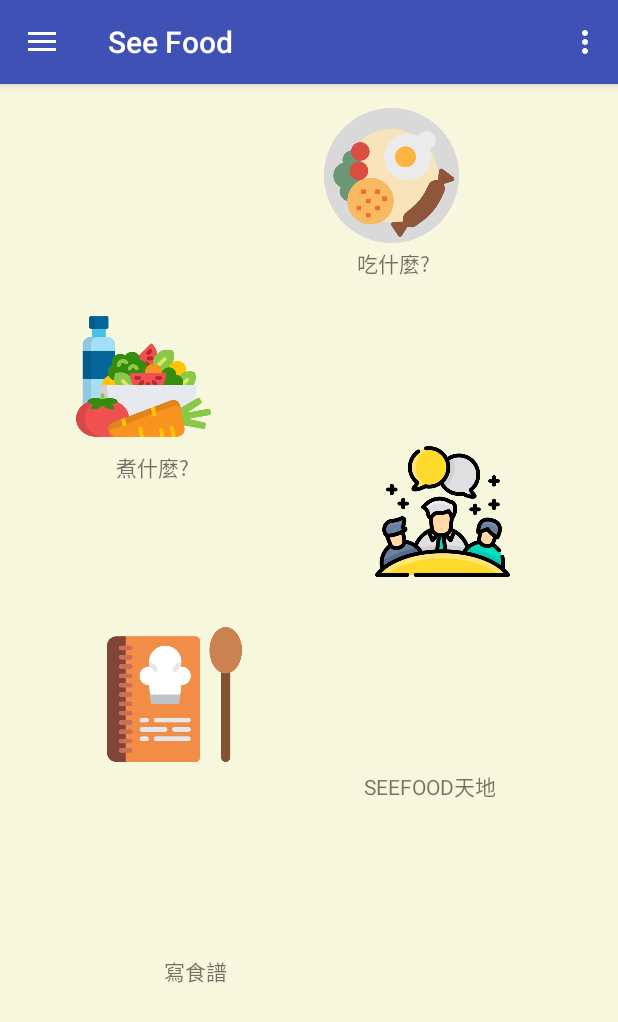
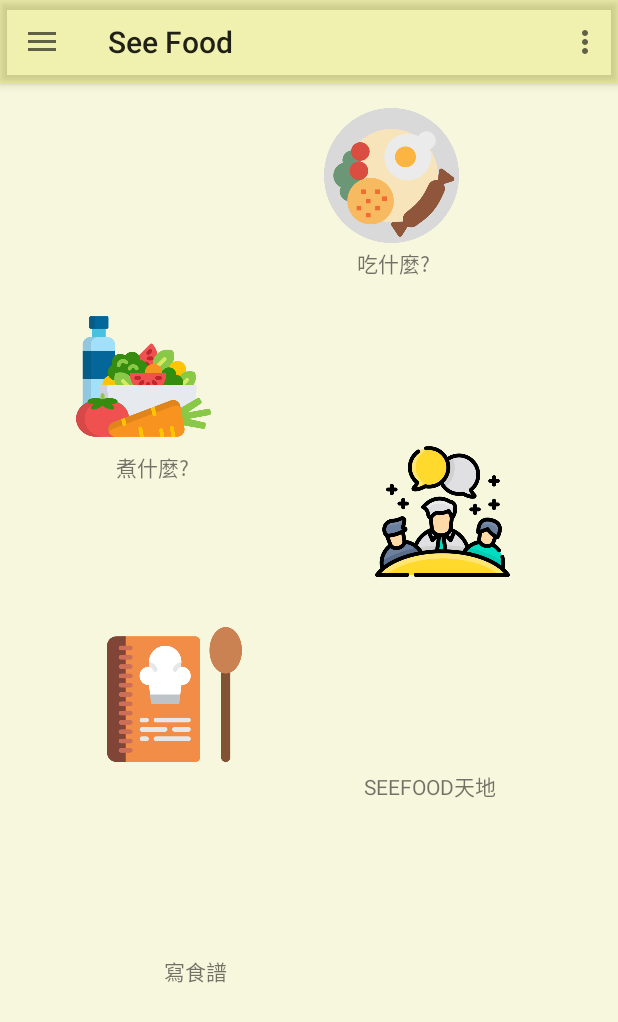
Before and after one commit to dragon-final-project/MainProject, an Android app: the screen it shows after launch (MainActivity), on a phone screen of 412 x 824 dp. Shown: the top 1022 px of the screen. Run offline under Robolectric (Android 15) with nearby library versions, the phone set to English and light mode, and no system bars.

Commit message:
Version 1.0.5

```diff
--- a/app/src/main/AndroidManifest.xml
+++ b/app/src/main/AndroidManifest.xml
@@ -24,11 +24,11 @@
         android:label="@string/app_name"
         android:roundIcon="@mipmap/ic_launcher_round"
         android:supportsRtl="true"
-        android:theme="@style/AppTheme">
+        android:theme="@style/AppTheme.NoActionBar">
         <activity
             android:name=".MainActivity"
             android:label="@string/app_name"
-            android:theme="@style/AppTheme.NoActionBar">
+            >
             <intent-filter>
                 <action android:name="android.intent.action.MAIN" />
 
--- a/app/src/main/res/layout/activity_sign_up.xml
+++ b/app/src/main/res/layout/activity_sign_up.xml
@@ -182,11 +182,12 @@
 
     <Button
         android:id="@+id/btnNext"
-        android:layout_width="wrap_content"
-        android:layout_height="wrap_content"
+        android:layout_width="50dp"
+        android:layout_height="50dp"
         android:layout_marginBottom="16dp"
         android:layout_marginEnd="8dp"
         android:layout_marginRight="16dp"
+        android:background="@drawable/pan"
         android:text="下一步"
         app:layout_constraintBottom_toBottomOf="parent"
         app:layout_constraintEnd_toEndOf="parent" />
--- a/app/src/main/res/layout/app_bar_main.xml
+++ b/app/src/main/res/layout/app_bar_main.xml
@@ -10,13 +10,14 @@
     <android.support.design.widget.AppBarLayout
         android:layout_width="match_parent"
         android:layout_height="wrap_content"
-        android:theme="@style/AppTheme.AppBarOverlay">
+        android:background="#1ed7d70e"
+        >
 
         <android.support.v7.widget.Toolbar
             android:id="@+id/toolbar"
             android:layout_width="match_parent"
             android:layout_height="?attr/actionBarSize"
-            android:background="?attr/colorPrimary"
+            android:background="#1ed7d70e"
             app:popupTheme="@style/AppTheme.PopupOverlay" />
 
     </android.support.design.widget.AppBarLayout>
--- a/app/src/main/res/layout/camera_input_dialog.xml
+++ b/app/src/main/res/layout/camera_input_dialog.xml
@@ -3,7 +3,8 @@
     xmlns:app="http://schemas.android.com/apk/res-auto"
     xmlns:tools="http://schemas.android.com/tools"
     android:layout_width="match_parent"
-    android:layout_height="match_parent">
+    android:layout_height="match_parent"
+    android:background="#1ed7d70e">
 
     <ImageView
         android:id="@+id/ivUpload"
@@ -23,6 +24,7 @@
         android:layout_marginStart="8dp"
         android:layout_marginTop="24dp"
         android:text="確定上傳"
+        android:background="#FFEE99"
         app:layout_constraintEnd_toStartOf="@+id/btnSelect"
         app:layout_constraintHorizontal_bias="0.5"
         app:layout_constraintStart_toStartOf="parent"
@@ -34,6 +36,7 @@
         android:layout_height="wrap_content"
         android:layout_marginTop="24dp"
         android:text="重新選擇"
+        android:background="#FFEE99"
         app:layout_constraintEnd_toEndOf="parent"
         app:layout_constraintHorizontal_bias="0.5"
         app:layout_constraintStart_toEndOf="@+id/btnUpload"
--- a/app/src/main/res/layout/fragment_camera.xml
+++ b/app/src/main/res/layout/fragment_camera.xml
@@ -38,6 +38,7 @@
         android:layout_marginStart="8dp"
         android:layout_marginTop="8dp"
         android:text="確定上傳"
+        android:background="#FFEE99"
         app:layout_constraintStart_toStartOf="parent"
         app:layout_constraintTop_toBottomOf="@+id/mImageView" />
 
@@ -51,6 +52,7 @@
         android:layout_marginStart="8dp"
         android:layout_marginTop="8dp"
         android:text="重新選擇"
+        android:background="#FFEE99"
         app:layout_constraintEnd_toEndOf="parent"
         app:layout_constraintStart_toEndOf="@+id/btnUpload"
         app:layout_constraintTop_toBottomOf="@+id/mImageView" />
--- a/app/src/main/res/layout/ingredient_item.xml
+++ b/app/src/main/res/layout/ingredient_item.xml
@@ -13,7 +13,6 @@
         android:layout_marginLeft="8dp"
         android:layout_marginStart="8dp"
         android:layout_marginTop="8dp"
-        android:text="TextView"
         android:textSize="24sp"
         app:layout_constraintStart_toStartOf="parent"
         app:layout_constraintTop_toTopOf="parent" />
--- a/app/src/main/res/values/styles.xml
+++ b/app/src/main/res/values/styles.xml
@@ -9,8 +9,8 @@
     </style>
 
     <style name="AppTheme.NoActionBar">
-        <item name="windowActionBar">false</item>
-        <item name="windowNoTitle">true</item>
+
+        <item name="android:windowFullscreen">true</item>
     </style>
 
     <style name="AppTheme.AppBarOverlay" parent="ThemeOverlay.AppCompat.Dark.ActionBar" />
```
